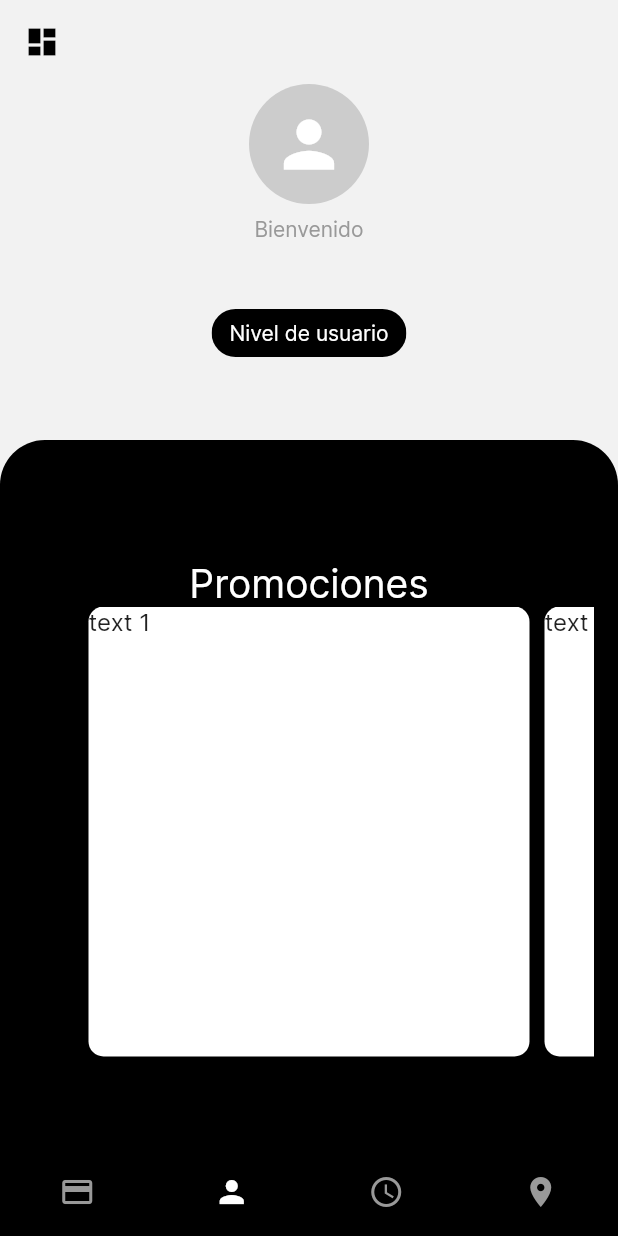
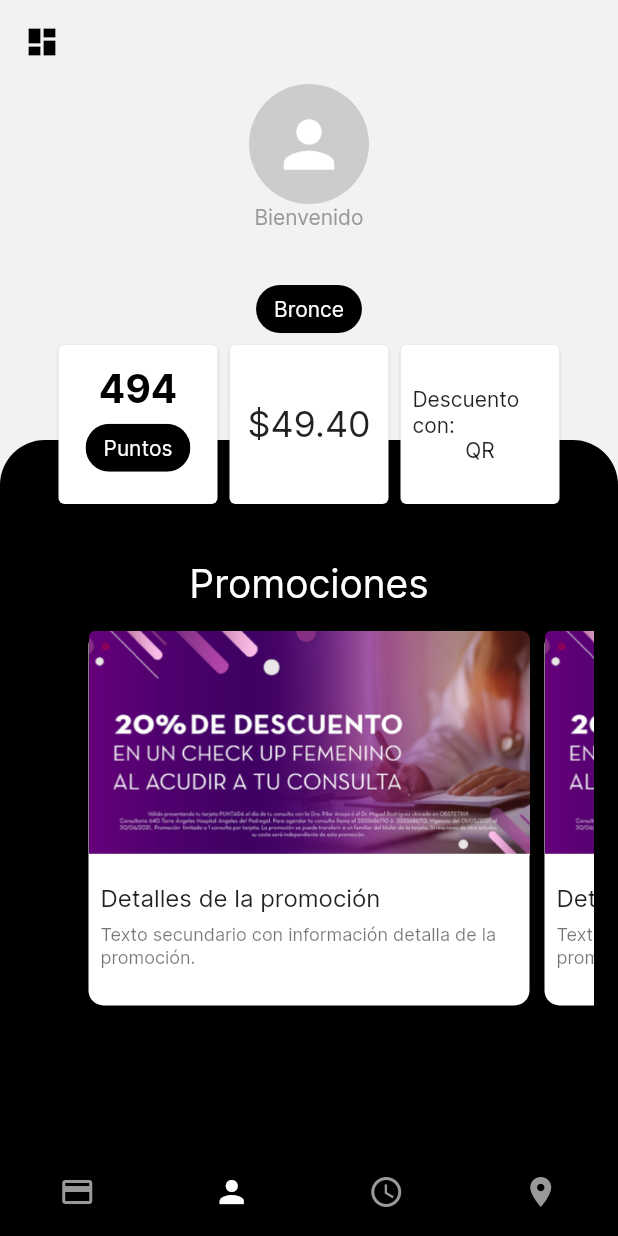
Before and after one commit to mixraidxx/puntada, a Flutter app: the TabView screen opened by its route, item 2 of the bottom bar chosen, on a phone screen of 412 x 824 dp. Run offline on Flutter 3.47's test engine with Material 2 defaults, Android fonts, the phone set to English and light mode, and no system bars; drawn by our look-alikes of carousel_slider; our stand-ins replace another_flushbar, bloc, flutter_bloc, flutter_svg, freezed_annotation; network calls fail.

Commit message:
se agrega la pantalla de usuario

```diff
--- a/lib/cubit/home/home_cubit.dart
+++ b/lib/cubit/home/home_cubit.dart
@@ -1,6 +1,10 @@
+import 'dart:convert';
+
 import 'package:bloc/bloc.dart';
 import 'package:freezed_annotation/freezed_annotation.dart';
 import 'package:puntada/services/home/HomeService.dart';
+
+import '../../models/ClientModel.dart';
 
 part 'home_state.dart';
 
@@ -10,12 +14,25 @@ class HomeCubit extends Cubit<HomeState> {
   final _service = HomeService();
 
   getQr() async {
-    emit(HomeLoading());
+    emit(const HomeLoading());
     final qr = await _service.getQrCode();
     if (qr.isNotEmpty) {
       emit(HomeSuccess(qr));
     } else {
-      emit(HomeFailure());
+      emit(const HomeFailure());
+    }
+  }
+
+  getClientData(String clientID) async {
+    emit(const ClientdataLoading());
+    final data = await _service.getClientData(clientID);
+    print(data);
+    if (data != null) {
+      final clientdata = ClientDataResponse.fromJson(json.decode(data));
+      print(clientdata.toString());
+      emit(ClientdataSuccess(clientdata));
+    } else {
+      emit(const ClientdataFailure());
     }
   }
 }
--- a/lib/cubit/home/home_state.dart
+++ b/lib/cubit/home/home_state.dart
@@ -21,3 +21,16 @@ class HomeSuccess extends HomeState {
 class HomeFailure extends HomeState {
   const HomeFailure();
 }
+
+class ClientdataLoading extends HomeState {
+  const ClientdataLoading();
+}
+
+class ClientdataSuccess extends HomeState {
+  final ClientDataResponse data;
+  const ClientdataSuccess(this.data);
+}
+
+class ClientdataFailure extends HomeState {
+  const ClientdataFailure();
+}
--- /dev/null
+++ b/lib/models/ClientModel.dart
@@ -0,0 +1,367 @@
+class ClientDataResponse {
+  int? numero;
+  String? nombre;
+  String? apellidoPaterno;
+  String? apellidoMaterno;
+  int? diaNacimiento;
+  int? mesNacimiento;
+  int? anioNacimiento;
+  String? contrasena;
+  Null? fotografia;
+  int? status;
+  String? miembroDesde;
+  bool? esFlotilla;
+  Null? giro;
+  bool? aceptoTerminosCondiciones;
+  Null? observaciones;
+  Null? razonSocial;
+  Null? rfc;
+  int? usoCfdi;
+  int? regimenFiscal;
+  Null? telefono1;
+  Null? telefono2;
+  String? correoElectronico1;
+  Null? correoElectronico2;
+  Null? calle;
+  Null? numeroExterior;
+  Null? numeroInterior;
+  Null? colonia;
+  Null? municipio;
+  Null? localidad;
+  int? estado;
+  Null? codigoPostal;
+  int? pais;
+  Null? referencia;
+  List<Tarjetas>? tarjetas;
+  String? nombreCompleto;
+  double? puntosTotales;
+  Nivel? nivel;
+  double? litros;
+  Null? token;
+  String? id;
+  String? fechaCreacion;
+  String? usuarioCreacionId;
+  String? fechaEdicion;
+  String? usuarioEdicionId;
+  Null? fechaEliminacion;
+  Null? usuarioEliminacionId;
+
+  ClientDataResponse(
+      {this.numero,
+      this.nombre,
+      this.apellidoPaterno,
+      this.apellidoMaterno,
+      this.diaNacimiento,
+      this.mesNacimiento,
+      this.anioNacimiento,
+      this.contrasena,
+      this.fotografia,
+      this.status,
+      this.miembroDesde,
+      this.esFlotilla,
+      this.giro,
+      this.aceptoTerminosCondiciones,
+      this.observaciones,
+      this.razonSocial,
+      this.rfc,
+      this.usoCfdi,
+      this.regimenFiscal,
+      this.telefono1,
+      this.telefono2,
+      this.correoElectronico1,
+      this.correoElectronico2,
+      this.calle,
+      this.numeroExterior,
+      this.numeroInterior,
+      this.colonia,
+      this.municipio,
+      this.localidad,
+      this.estado,
+      this.codigoPostal,
+      this.pais,
+      this.referencia,
+      this.tarjetas,
+      this.nombreCompleto,
+      this.puntosTotales,
+      this.nivel,
+      this.litros,
+      this.token,
+      this.id,
+      this.fechaCreacion,
+      this.usuarioCreacionId,
+      this.fechaEdicion,
+      this.usuarioEdicionId,
+      this.fechaEliminacion,
+      this.usuarioEliminacionId});
+
+  ClientDataResponse.fromJson(Map<String, dynamic> json) {
+    numero = json['numero'];
+    nombre = json['nombre'];
+    apellidoPaterno = json['apellidoPaterno'];
+    apellidoMaterno = json['apellidoMaterno'];
+    diaNacimiento = json['diaNacimiento'];
+    mesNacimiento = json['mesNacimiento'];
+    anioNacimiento = json['anioNacimiento'];
+    contrasena = json['contrasena'];
+    fotografia = json['fotografia'];
+    status = json['status'];
+    miembroDesde = json['miembroDesde'];
+    esFlotilla = json['esFlotilla'];
+    giro = json['giro'];
+    aceptoTerminosCondiciones = json['aceptoTerminosCondiciones'];
+    observaciones = json['observaciones'];
+    razonSocial = json['razonSocial'];
+    rfc = json['rfc'];
+    usoCfdi = json['usoCfdi'];
+    regimenFiscal = json['regimenFiscal'];
+    telefono1 = json['telefono1'];
+    telefono2 = json['telefono2'];
+    correoElectronico1 = json['correoElectronico1'];
+    correoElectronico2 = json['correoElectronico2'];
+    calle = json['calle'];
+    numeroExterior = json['numeroExterior'];
+    numeroInterior = json['numeroInterior'];
+    colonia = json['colonia'];
+    municipio = json['municipio'];
+    localidad = json['localidad'];
+    estado = json['estado'];
+    codigoPostal = json['codigoPostal'];
+    pais = json['pais'];
+    referencia = json['referencia'];
+    if (json['tarjetas'] != null) {
+      tarjetas = <Tarjetas>[];
+      json['tarjetas'].forEach((v) {
+        tarjetas!.add(new Tarjetas.fromJson(v));
+      });
+    }
+    nombreCompleto = json['nombreCompleto'];
+    puntosTotales = json['puntosTotales'];
+    nivel = json['nivel'] != null ? new Nivel.fromJson(json['nivel']) : null;
+    litros = json['litros'];
+    token = json['token'];
+    id = json['id'];
+    fechaCreacion = json['fechaCreacion'];
+    usuarioCreacionId = json['usuarioCreacionId'];
+    fechaEdicion = json['fechaEdicion'];
+    usuarioEdicionId = json['usuarioEdicionId'];
+    fechaEliminacion = json['fechaEliminacion'];
+    usuarioEliminacionId = json['usuarioEliminacionId'];
+  }
+
+  Map<String, dynamic> toJson() {
+    final Map<String, dynamic> data = new Map<String, dynamic>();
+    data['numero'] = numero;
+    data['nombre'] = nombre;
+    data['apellidoPaterno'] = apellidoPaterno;
+    data['apellidoMaterno'] = apellidoMaterno;
+    data['diaNacimiento'] = diaNacimiento;
+    data['mesNacimiento'] = mesNacimiento;
+    data['anioNacimiento'] = anioNacimiento;
+    data['contrasena'] = contrasena;
+    data['fotografia'] = fotografia;
+    data['status'] = status;
+    data['miembroDesde'] = miembroDesde;
+    data['esFlotilla'] = esFlotilla;
+    data['giro'] = giro;
+    data['aceptoTerminosCondiciones'] = aceptoTerminosCondiciones;
+    data['observaciones'] = observaciones;
+    data['razonSocial'] = razonSocial;
+    data['rfc'] = rfc;
+    data['usoCfdi'] = usoCfdi;
+    data['regimenFiscal'] = regimenFiscal;
+    data['telefono1'] = telefono1;
+    data['telefono2'] = telefono2;
+    data['correoElectronico1'] = correoElectronico1;
+    data['correoElectronico2'] = correoElectronico2;
+    data['calle'] = calle;
+    data['numeroExterior'] = numeroExterior;
+    data['numeroInterior'] = numeroInterior;
+    data['colonia'] = colonia;
+    data['municipio'] = municipio;
+    data['localidad'] = localidad;
+    data['estado'] = estado;
+    data['codigoPostal'] = codigoPostal;
+    data['pais'] = pais;
+    data['referencia'] = referencia;
+    if (tarjetas != null) {
+      data['tarjetas'] = tarjetas!.map((v) => v.toJson()).toList();
+    }
+    data['nombreCompleto'] = nombreCompleto;
+    data['puntosTotales'] = puntosTotales;
+    if (nivel != null) {
+      data['nivel'] = nivel!.toJson();
+    }
+    data['litros'] = litros;
+    data['token'] = token;
+    data['id'] = id;
+    data['fechaCreacion'] = fechaCreacion;
+    data['usuarioCreacionId'] = usuarioCreacionId;
+    data['fechaEdicion'] = fechaEdicion;
+    data['usuarioEdicionId'] = usuarioEdicionId;
+    data['fechaEliminacion'] = fechaEliminacion;
+    data['usuarioEliminacionId'] = usuarioEliminacionId;
+    return data;
+  }
+}
+
+class Tarjetas {
+  String? numero;
+  String? nip;
+  String? lote;
+  double? puntos;
+  int? status;
+  String? fechaExpedicion;
+  String? fechaActivacion;
+  String? fechaCaducidad;
+  String? qr;
+  String? fechaGeneracion;
+  String? fechaVenta;
+  String? sucursalId;
+  String? clienteId;
+  bool? digital;
+  double? saldo;
+  String? id;
+  String? fechaCreacion;
+  String? usuarioCreacionId;
+  String? fechaEdicion;
+  String? usuarioEdicionId;
+  String? fechaEliminacion;
+  String? usuarioEliminacionId;
+
+  Tarjetas(
+      {this.numero,
+      this.nip,
+      this.lote,
+      this.puntos,
+      this.status,
+      this.fechaExpedicion,
+      this.fechaActivacion,
+      this.fechaCaducidad,
+      this.qr,
+      this.fechaGeneracion,
+      this.fechaVenta,
+      this.sucursalId,
+      this.clienteId,
+      this.digital,
+      this.saldo,
+      this.id,
+      this.fechaCreacion,
+      this.usuarioCreacionId,
+      this.fechaEdicion,
+      this.usuarioEdicionId,
+      this.fechaEliminacion,
+      this.usuarioEliminacionId});
+
+  Tarjetas.fromJson(Map<String, dynamic> json) {
+    numero = json['numero'];
+    nip = json['nip'];
+    lote = json['lote'];
+    puntos = json['puntos'];
+    status = json['status'];
+    fechaExpedicion = json['fechaExpedicion'];
+    fechaActivacion = json['fechaActivacion'];
+    fechaCaducidad = json['fechaCaducidad'];
+    qr = json['qr'];
+    fechaGeneracion = json['fechaGeneracion'];
+    fechaVenta = json['fechaVenta'];
+    sucursalId = json['sucursalId'];
+    clienteId = json['clienteId'];
+    digital = json['digital'];
+    saldo = json['saldo'];
+    id = json['id'];
+    fechaCreacion = json['fechaCreacion'];
+    usuarioCreacionId = json['usuarioCreacionId'];
+    fechaEdicion = json['fechaEdicion'];
+    usuarioEdicionId = json['usuarioEdicionId'];
+    fechaEliminacion = json['fechaEliminacion'];
+    usuarioEliminacionId = json['usuarioEliminacionId'];
+  }
+
+  Map<String, dynamic> toJson() {
+    final Map<String, dynamic> data = new Map<String, dynamic>();
+    data['numero'] = numero;
+    data['nip'] = nip;
+    data['lote'] = lote;
+    data['puntos'] = puntos;
+    data['status'] = status;
+    data['fechaExpedicion'] = fechaExpedicion;
+    data['fechaActivacion'] = fechaActivacion;
+    data['fechaCaducidad'] = fechaCaducidad;
+    data['qr'] = qr;
+    data['fechaGeneracion'] = fechaGeneracion;
+    data['fechaVenta'] = fechaVenta;
+    data['sucursalId'] = sucursalId;
+    data['clienteId'] = clienteId;
+    data['digital'] = digital;
+    data['saldo'] = saldo;
+    data['id'] = id;
+    data['fechaCreacion'] = fechaCreacion;
+    data['usuarioCreacionId'] = usuarioCreacionId;
+    data['fechaEdicion'] = fechaEdicion;
+    data['usuarioEdicionId'] = usuarioEdicionId;
+    data['fechaEliminacion'] = fechaEliminacion;
+    data['usuarioEliminacionId'] = usuarioEliminacionId;
+    return data;
+  }
+}
+
+class Nivel {
+  String? nombre;
+  int? cantidadLitrosMinimos;
+  int? cantidadLitrosMaximos;
+  int? status;
+  Null? promociones;
+  String? id;
+  String? fechaCreacion;
+  Null? usuarioCreacionId;
+  String? fechaEdicion;
+  String? usuarioEdicionId;
+  Null? fechaEliminacion;
+  Null? usuarioEliminacionId;
+
+  Nivel(
+      {this.nombre,
+      this.cantidadLitrosMinimos,
+      this.cantidadLitrosMaximos,
+      this.status,
+      this.promociones,
+      this.id,
+      this.fechaCreacion,
+      this.usuarioCreacionId,
+      this.fechaEdicion,
+      this.usuarioEdicionId,
+      this.fechaEliminacion,
+      this.usuarioEliminacionId});
+
+  Nivel.fromJson(Map<String, dynamic> json) {
+    nombre = json['nombre'];
+    cantidadLitrosMinimos = json['cantidadLitrosMinimos'];
+    cantidadLitrosMaximos = json['cantidadLitrosMaximos'];
+    status = json['status'];
+    promociones = json['promociones'];
+    id = json['id'];
+    fechaCreacion = json['fechaCreacion'];
+    usuarioCreacionId = json['usuarioCreacionId'];
+    fechaEdicion = json['fechaEdicion'];
+    usuarioEdicionId = json['usuarioEdicionId'];
+    fechaEliminacion = json['fechaEliminacion'];
+    usuarioEliminacionId = json['usuarioEliminacionId'];
+  }
+
+  Map<String, dynamic> toJson() {
+    final Map<String, dynamic> data = new Map<String, dynamic>();
+    data['nombre'] = nombre;
+    data['cantidadLitrosMinimos'] = cantidadLitrosMinimos;
+    data['cantidadLitrosMaximos'] = cantidadLitrosMaximos;
+    data['status'] = status;
+    data['promociones'] = promociones;
+    data['id'] = id;
+    data['fechaCreacion'] = fechaCreacion;
+    data['usuarioCreacionId'] = usuarioCreacionId;
+    data['fechaEdicion'] = fechaEdicion;
+    data['usuarioEdicionId'] = usuarioEdicionId;
+    data['fechaEliminacion'] = fechaEliminacion;
+    data['usuarioEliminacionId'] = usuarioEliminacionId;
+    return data;
+  }
+}
--- a/lib/views/profile/profileView.dart
+++ b/lib/views/profile/profileView.dart
@@ -2,7 +2,9 @@ import 'package:flutter/material.dart';
 import 'package:puntada/brand/Colors.dart';
 import 'package:puntada/brand/CommonView.dart';
 import 'package:carousel_slider/carousel_slider.dart';
+import 'package:puntada/cubit/home/home_cubit.dart';
 import 'package:puntada/services/User.dart';
+import 'package:flutter_bloc/flutter_bloc.dart';
 
 class ProfileView extends StatefulWidget {
   const ProfileView({super.key});
@@ -16,6 +18,7 @@ class _ProfileViewState extends State<ProfileView> {
 
   @override
   void initState() {
+    context.read<HomeCubit>().getClientData("clientID");
     nombre = User().getNombreCompleto()!;
     super.initState();
   }
@@ -26,7 +29,10 @@ class _ProfileViewState extends State<ProfileView> {
         appBar: AppBar(
           leading: const Icon(Icons.dashboard),
         ),
-        body: Stack(
+        body: BlocBuilder<HomeCubit, HomeState>(
+          builder: (context, state) {
+            return Stack(
+              alignment: Alignment.center,
               children: [
                 CommonView(
                     mainView: Column(
@@ -38,15 +44,9 @@ class _ProfileViewState extends State<ProfileView> {
                             size: 50,
                           ),
                         ),
-                    const SizedBox(
-                      height: 8,
-                    ),
                         Text(
                           "Bienvenido",
                           style: TextStyle(color: BrandColors.terciaryColor),
-                    ),
-                    const SizedBox(
-                      height: 8,
                         ),
                         Text(
                           nombre,
@@ -54,23 +54,25 @@ class _ProfileViewState extends State<ProfileView> {
                         ),
                         const Chip(
                           label: Text(
-                        "Nivel de usuario",
+                            "Bronce",
                             style: TextStyle(color: Colors.white),
                           ),
                           backgroundColor: Colors.black,
                         )
                       ],
                     ),
-                child: Container(
                     child: Column(
                       children: [
                         const Text(
                           "Promociones",
                           style: TextStyle(color: Colors.white, fontSize: 26),
                         ),
+                        const SizedBox(
+                          height: 16,
+                        ),
                         CarouselSlider(
                           options: CarouselOptions(
-                            height: 300.0, enableInfiniteScroll: false),
+                              height: 250.0, enableInfiniteScroll: false),
                           items: [1, 2, 3, 4, 5].map((i) {
                             return Builder(
                               builder: (BuildContext context) {
@@ -80,19 +82,109 @@ class _ProfileViewState extends State<ProfileView> {
                                         horizontal: 5.0),
                                     decoration: BoxDecoration(
                                         color: Colors.white,
-                                      borderRadius: BorderRadius.circular(10)),
+                                        borderRadius:
+                                            BorderRadius.circular(10)),
+                                    child: Column(
+                                      crossAxisAlignment:
+                                          CrossAxisAlignment.start,
+                                      children: [
+                                        Image.asset("assets/promo.png"),
+                                        const Padding(
+                                          padding: EdgeInsets.all(8.0),
                                           child: Text(
-                                    'text $i',
-                                    style: const TextStyle(fontSize: 16.0),
+                                            'Detalles de la promoción',
+                                            style: TextStyle(fontSize: 16.0),
+                                          ),
+                                        ),
+                                        Padding(
+                                          padding: const EdgeInsets.only(
+                                              left: 8, right: 8),
+                                          child: Text(
+                                            "Texto secundario con información detalla de la promoción.",
+                                            style: Theme.of(context)
+                                                .textTheme
+                                                .bodySmall,
+                                          ),
+                                        ),
+                                      ],
                                     ));
                               },
                             );
                           }).toList(),
                         ),
                       ],
+                    )),
+                Positioned(
+                  top: 170,
+                  child: Row(
+                    children: [
+                      Card(
+                        child: Padding(
+                          padding: const EdgeInsets.all(8.0),
+                          child: Container(
+                            width: 90,
+                            height: 90,
+                            child: Column(
+                              mainAxisAlignment: MainAxisAlignment.center,
+                              children: [
+                                Text(
+                                  "494",
+                                  style: Theme.of(context).textTheme.headline2,
                                 ),
-                ))
+                                const Chip(
+                                  label: Text(
+                                    "Puntos",
+                                    style: TextStyle(color: Colors.white),
+                                  ),
+                                  backgroundColor: Colors.black,
+                                )
                               ],
+                            ),
+                          ),
+                        ),
+                      ),
+                      Card(
+                        child: Padding(
+                          padding: const EdgeInsets.all(8.0),
+                          child: Container(
+                            width: 90,
+                            height: 90,
+                            child: Column(
+                              mainAxisAlignment: MainAxisAlignment.center,
+                              children: [
+                                Text(
+                                  "\$49.40",
+                                  style: Theme.of(context).textTheme.headline5,
+                                )
+                              ],
+                            ),
+                          ),
+                        ),
+                      ),
+                      Card(
+                        child: Padding(
+                          padding: const EdgeInsets.all(8.0),
+                          child: Container(
+                            width: 90,
+                            height: 90,
+                            child: Column(
+                              mainAxisAlignment: MainAxisAlignment.center,
+                              children: const [
+                                Text(
+                                  "Descuento con:",
+                                ),
+                                Text("QR")
+                              ],
+                            ),
+                          ),
+                        ),
+                      ),
+                    ],
+                  ),
+                ),
+              ],
+            );
+          },
         ));
   }
 }
--- a/lib/views/tabbar/TabbarView.dart
+++ b/lib/views/tabbar/TabbarView.dart
@@ -45,6 +45,10 @@ class _TabViewState extends State<TabView> {
   }
 
   void onTabTapped(int index) {
+    print("index: $index");
+    if (index == 2 || index == 3) {
+      return;
+    }
     setState(() {
       _currentIndex = index;
     });
--- a/pubspec.yaml
+++ b/pubspec.yaml
@@ -17,7 +17,7 @@ publish_to: 'none' # Remove this line if you wish to publish to pub.dev
 # https://developer.apple.com/library/archive/documentation/General/Reference/InfoPlistKeyReference/Articles/CoreFoundationKeys.html
 # In Windows, build-name is used as the major, minor, and patch parts
 # of the product and file versions while build-number is used as the build suffix.
-version: 1.0.0+1
+version: 1.0.1+2
 
 environment:
   sdk: '>=2.18.4 <3.0.0'
```
Also changed, not shown: lib/services/home/HomeService.dart (+27 -1 lines), lib/views/home/HomeView.dart (+36 -6 lines), assets/cbimage.png (added), assets/promo.png (added), 4 other files. Lines whose indentation alone changed are shown as unchanged.
